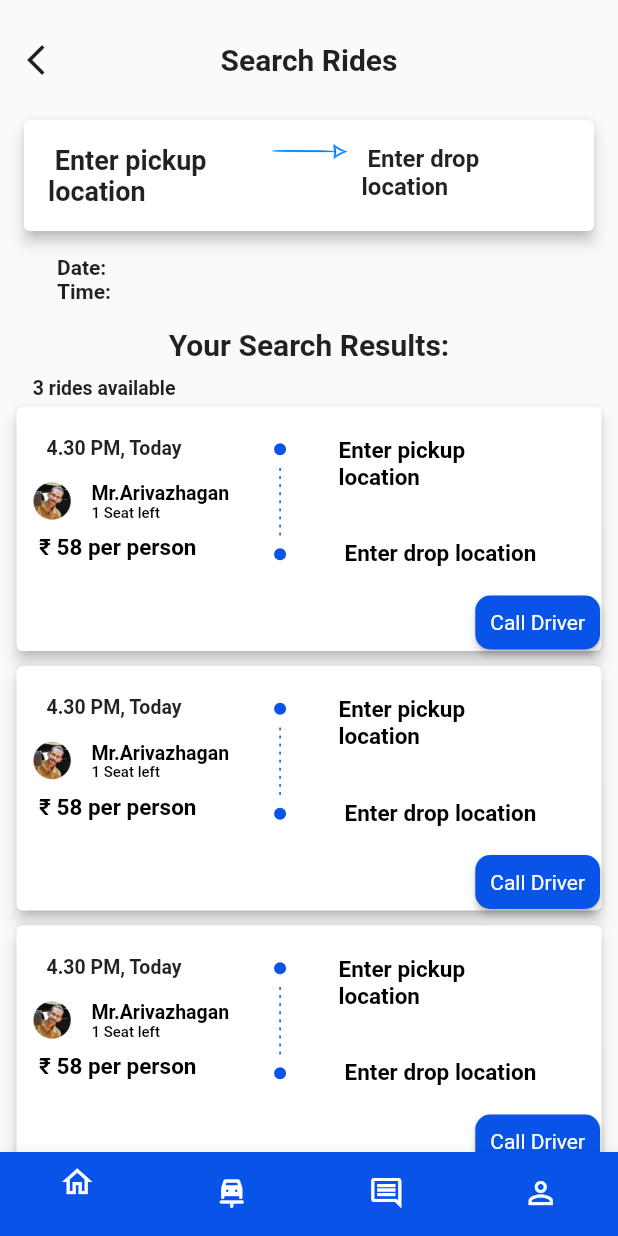
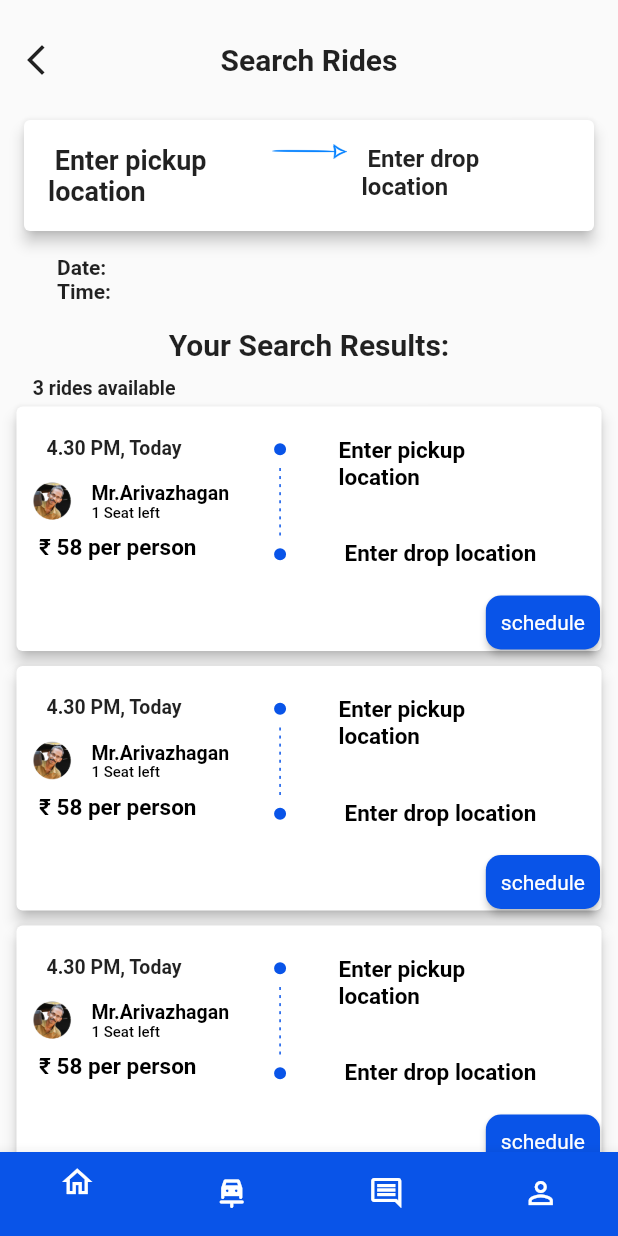
Before and after one commit to Rishavgitx/frontend_autofy, a Flutter app: the Searchride1 screen opened directly, on a phone screen of 412 x 824 dp. Run offline on Flutter 3.47's test engine with Material 2 defaults, Android fonts, the phone set to English and light mode, and no system bars; drawn by our look-alikes of flutter_dash; our stand-ins replace google_maps_flutter; missing offline and left inert: autocomplete_textfield, flutter_polyline_points; statements that could not run were skipped.

Commit message:
Update Search_ride.dart

```diff
--- a/lib/Search_ride.dart
+++ b/lib/Search_ride.dart
@@ -316,7 +316,7 @@ class Searchride1 extends StatelessWidget {
                                           RideDetailsScreen()),
                                 );
                               },
-                              child: Text('Call Driver'),
+                              child: Text('schedule'),
                               style: ElevatedButton.styleFrom(
                                 primary: Color(0xFF0954E8),
                                 shape: RoundedRectangleBorder(
@@ -497,7 +497,7 @@ class Searchride1 extends StatelessWidget {
                                           RideDetailsScreen()),
                                 );
                               },
-                              child: Text('Call Driver'),
+                              child: Text('schedule'),
                               style: ElevatedButton.styleFrom(
                                 primary: Color(0xFF0954E8),
                                 shape: RoundedRectangleBorder(
@@ -679,7 +679,7 @@ class Searchride1 extends StatelessWidget {
                                           RideDetailsScreen()),
                                 );
                               },
-                              child: Text('Call Driver'),
+                              child: Text('schedule'),
                               style: ElevatedButton.styleFrom(
                                 primary: Color(0xFF0954E8),
                                 shape: RoundedRectangleBorder(
```
